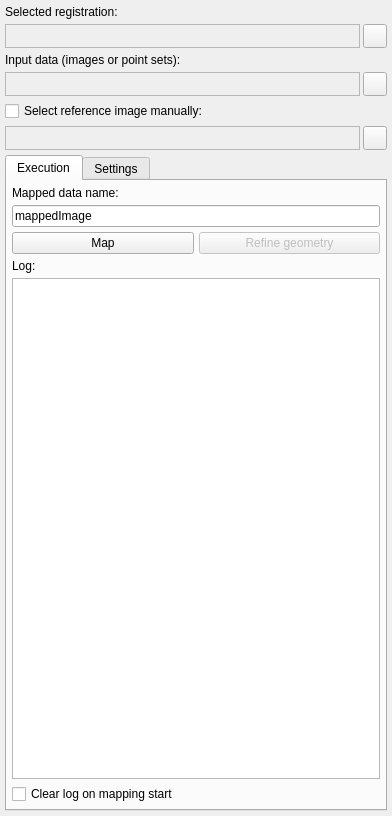
The window that Plugins/org.mitk.gui.qt.matchpoint.mapper/src/internal/QmitkMatchPointMapper.ui (MITK/MITK) describes before a commit, drawn with Qt 5.
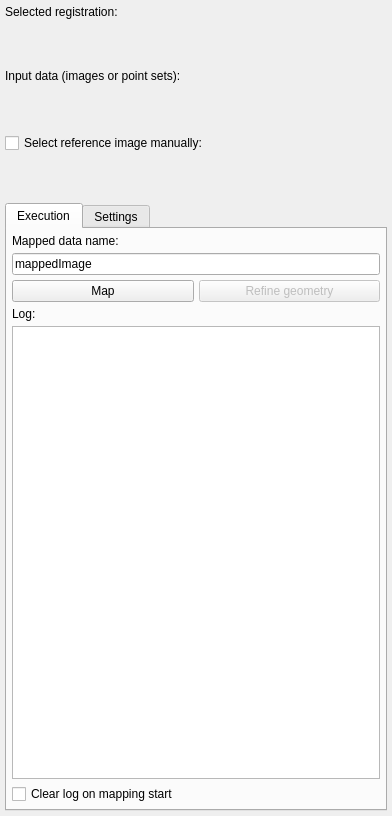
The same window after the commit. Icons and pictures are not drawn. Custom widgets are drawn as their Qt base class.

The edit to the form file:
```diff
--- a/Plugins/org.mitk.gui.qt.matchpoint.mapper/src/internal/QmitkMatchPointMapper.ui
+++ b/Plugins/org.mitk.gui.qt.matchpoint.mapper/src/internal/QmitkMatchPointMapper.ui
@@ -30,118 +30,12 @@
       <number>3</number>
      </property>
      <item>
-      <widget class="QLabel" name="m_lbRegistrationName">
-       <property name="sizePolicy">
-        <sizepolicy hsizetype="MinimumExpanding" vsizetype="Preferred">
-         <horstretch>0</horstretch>
-         <verstretch>0</verstretch>
-        </sizepolicy>
-       </property>
+      <widget class="QmitkSingleNodeSelectionWidget" name="registrationNodeSelector" native="true">
        <property name="minimumSize">
         <size>
          <width>0</width>
-         <height>0</height>
+         <height>40</height>
         </size>
-       </property>
-       <property name="palette">
-        <palette>
-         <active>
-          <colorrole role="Text">
-           <brush brushstyle="SolidPattern">
-            <color alpha="255">
-             <red>0</red>
-             <green>170</green>
-             <blue>0</blue>
-            </color>
-           </brush>
-          </colorrole>
-         </active>
-         <inactive>
-          <colorrole role="Text">
-           <brush brushstyle="SolidPattern">
-            <color alpha="255">
-             <red>0</red>
-             <green>170</green>
-             <blue>0</blue>
-            </color>
-           </brush>
-          </colorrole>
-         </inactive>
-         <disabled>
-          <colorrole role="Text">
-           <brush brushstyle="SolidPattern">
-            <color alpha="255">
-             <red>159</red>
-             <green>158</green>
-             <blue>158</blue>
-            </color>
-           </brush>
-          </colorrole>
-         </disabled>
-        </palette>
-       </property>
-       <property name="font">
-        <font>
-         <weight>75</weight>
-         <bold>true</bold>
-        </font>
-       </property>
-       <property name="toolTip">
-        <string>Registration that should be used to map the moving image...</string>
-       </property>
-       <property name="frameShape">
-        <enum>QFrame::StyledPanel</enum>
-       </property>
-       <property name="lineWidth">
-        <number>2</number>
-       </property>
-       <property name="midLineWidth">
-        <number>1</number>
-       </property>
-       <property name="text">
-        <string/>
-       </property>
-      </widget>
-     </item>
-     <item>
-      <widget class="QPushButton" name="m_pbLockReg">
-       <property name="sizePolicy">
-        <sizepolicy hsizetype="Maximum" vsizetype="Fixed">
-         <horstretch>0</horstretch>
-         <verstretch>0</verstretch>
-        </sizepolicy>
-       </property>
-       <property name="minimumSize">
-        <size>
-         <width>24</width>
-         <height>24</height>
-        </size>
-       </property>
-       <property name="maximumSize">
-        <size>
-         <width>24</width>
-         <height>24</height>
-        </size>
-       </property>
-       <property name="toolTip">
-        <string>Lock the selected registration for mapping</string>
-       </property>
-       <property name="text">
-        <string/>
-       </property>
-       <property name="icon">
-        <iconset>
-         <normaloff>:/org.mitk.gui.qt.matchpoint.mapper/resources/icon_unlock.png</normaloff>
-         <normalon>:/org.mitk.gui.qt.matchpoint.mapper/resources/icon_lock.png</normalon>:/org.mitk.gui.qt.matchpoint.mapper/resources/icon_unlock.png</iconset>
-       </property>
-       <property name="checkable">
-        <bool>true</bool>
-       </property>
-       <property name="checked">
-        <bool>false</bool>
-       </property>
-       <property name="flat">
-        <bool>false</bool>
        </property>
       </widget>
      </item>
@@ -160,115 +54,12 @@
       <number>3</number>
      </property>
      <item>
-      <widget class="QLabel" name="m_lbInputName">
-       <property name="sizePolicy">
-        <sizepolicy hsizetype="MinimumExpanding" vsizetype="Preferred">
-         <horstretch>0</horstretch>
-         <verstretch>0</verstretch>
-        </sizepolicy>
-       </property>
+      <widget class="QmitkSingleNodeSelectionWidget" name="inputNodeSelector" native="true">
        <property name="minimumSize">
         <size>
          <width>0</width>
-         <height>0</height>
+         <height>40</height>
         </size>
-       </property>
-       <property name="palette">
-        <palette>
-         <active>
-          <colorrole role="Text">
-           <brush brushstyle="SolidPattern">
-            <color alpha="255">
-             <red>0</red>
-             <green>170</green>
-             <blue>0</blue>
-            </color>
-           </brush>
-          </colorrole>
-         </active>
-         <inactive>
-          <colorrole role="Text">
-           <brush brushstyle="SolidPattern">
-            <color alpha="255">
-             <red>0</red>
-             <green>170</green>
-             <blue>0</blue>
-            </color>
-           </brush>
-          </colorrole>
-         </inactive>
-         <disabled>
-          <colorrole role="Text">
-           <brush brushstyle="SolidPattern">
-            <color alpha="255">
-             <red>159</red>
-             <green>158</green>
-             <blue>158</blue>
-            </color>
-           </brush>
-          </colorrole>
-         </disabled>
-        </palette>
-       </property>
-       <property name="font">
-        <font>
-         <weight>75</weight>
-         <bold>true</bold>
-        </font>
-       </property>
-       <property name="toolTip">
-        <string>Moving image that should be mapped...</string>
-       </property>
-       <property name="frameShape">
-        <enum>QFrame::StyledPanel</enum>
-       </property>
-       <property name="lineWidth">
-        <number>2</number>
-       </property>
-       <property name="midLineWidth">
-        <number>1</number>
-       </property>
-       <property name="text">
-        <string/>
-       </property>
-      </widget>
-     </item>
-     <item>
-      <widget class="QPushButton" name="m_pbLockInput">
-       <property name="sizePolicy">
-        <sizepolicy hsizetype="Maximum" vsizetype="Fixed">
-         <horstretch>0</horstretch>
-         <verstretch>0</verstretch>
-        </sizepolicy>
-       </property>
-       <property name="minimumSize">
-        <size>
-         <width>24</width>
-         <height>24</height>
-        </size>
-       </property>
-       <property name="maximumSize">
-        <size>
-         <width>24</width>
-         <height>24</height>
-        </size>
-       </property>
-       <property name="toolTip">
-        <string>Lock the selected moving image to do not change anymore</string>
-       </property>
-       <property name="text">
-        <string/>
-       </property>
-       <property name="icon">
-        <iconset>
-         <normaloff>:/org.mitk.gui.qt.matchpoint.mapper/resources/icon_unlock.png</normaloff>
-         <normalon>:/org.mitk.gui.qt.matchpoint.mapper/resources/icon_lock.png</normalon>:/org.mitk.gui.qt.matchpoint.mapper/resources/icon_unlock.png</iconset>
-       </property>
-       <property name="checkable">
-        <bool>true</bool>
-       </property>
-       <property name="flat">
-        <bool>false</bool>
        </property>
       </widget>
      </item>
@@ -290,110 +81,13 @@
       <number>3</number>
      </property>
      <item>
-      <widget class="QLabel" name="m_lbReferenceName">
-       <property name="sizePolicy">
-        <sizepolicy hsizetype="MinimumExpanding" vsizetype="Preferred">
-         <horstretch>0</horstretch>
-         <verstretch>0</verstretch>
-        </sizepolicy>
-       </property>
-       <property name="palette">
-        <palette>
-         <active>
-          <colorrole role="Text">
-           <brush brushstyle="SolidPattern">
-            <color alpha="255">
-             <red>0</red>
-             <green>170</green>
-             <blue>0</blue>
-            </color>
-           </brush>
-          </colorrole>
-         </active>
-         <inactive>
-          <colorrole role="Text">
-           <brush brushstyle="SolidPattern">
-            <color alpha="255">
-             <red>0</red>
-             <green>170</green>
-             <blue>0</blue>
-            </color>
-           </brush>
-          </colorrole>
-         </inactive>
-         <disabled>
-          <colorrole role="Text">
-           <brush brushstyle="SolidPattern">
-            <color alpha="255">
-             <red>159</red>
-             <green>158</green>
-             <blue>158</blue>
-            </color>
-           </brush>
-          </colorrole>
-         </disabled>
-        </palette>
-       </property>
-       <property name="font">
-        <font>
-         <weight>75</weight>
-         <bold>true</bold>
-        </font>
-       </property>
-       <property name="toolTip">
-        <string>Reference image that is used to determine the field of view mapped into...</string>
-       </property>
-       <property name="frameShape">
-        <enum>QFrame::StyledPanel</enum>
-       </property>
-       <property name="lineWidth">
-        <number>2</number>
-       </property>
-       <property name="midLineWidth">
-        <number>1</number>
-       </property>
-       <property name="text">
-        <string/>
-       </property>
-      </widget>
-     </item>
-     <item>
-      <widget class="QPushButton" name="m_pbLockRef">
-       <property name="sizePolicy">
-        <sizepolicy hsizetype="Maximum" vsizetype="Fixed">
-         <horstretch>0</horstretch>
-         <verstretch>0</verstretch>
-        </sizepolicy>
-       </property>
+      <widget class="QmitkSingleNodeSelectionWidget" name="referenceNodeSelector" native="true">
        <property name="minimumSize">
         <size>
-         <width>24</width>
-         <height>24</height>
+         <width>0</width>
+         <height>40</height>
         </size>
        </property>
-       <property name="maximumSize">
-        <size>
-         <width>24</width>
-         <height>24</height>
-        </size>
-       </property>
-       <property name="toolTip">
-        <string>Lock the reference image</string>
-       </property>
-       <property name="text">
-        <string/>
-       </property>
-       <property name="icon">
-        <iconset>
-         <normaloff>:/org.mitk.gui.qt.matchpoint.mapper/resources/icon_unlock.png</normaloff>
-         <normalon>:/org.mitk.gui.qt.matchpoint.mapper/resources/icon_lock.png</normalon>:/org.mitk.gui.qt.matchpoint.mapper/resources/icon_unlock.png</iconset>
-       </property>
-       <property name="checkable">
-        <bool>true</bool>
-       </property>
-       <property name="flat">
-        <bool>false</bool>
-       </property>
       </widget>
      </item>
     </layout>
@@ -814,6 +508,14 @@
    </item>
   </layout>
  </widget>
+ <customwidgets>
+  <customwidget>
+   <class>QmitkSingleNodeSelectionWidget</class>
+   <extends>QWidget</extends>
+   <header location="global">QmitkSingleNodeSelectionWidget.h</header>
+   <container>1</container>
+  </customwidget>
+ </customwidgets>
  <resources/>
  <connections/>
  <designerdata>
```
Left out of the diff: 33 changed lines with no effect on the pictures.
